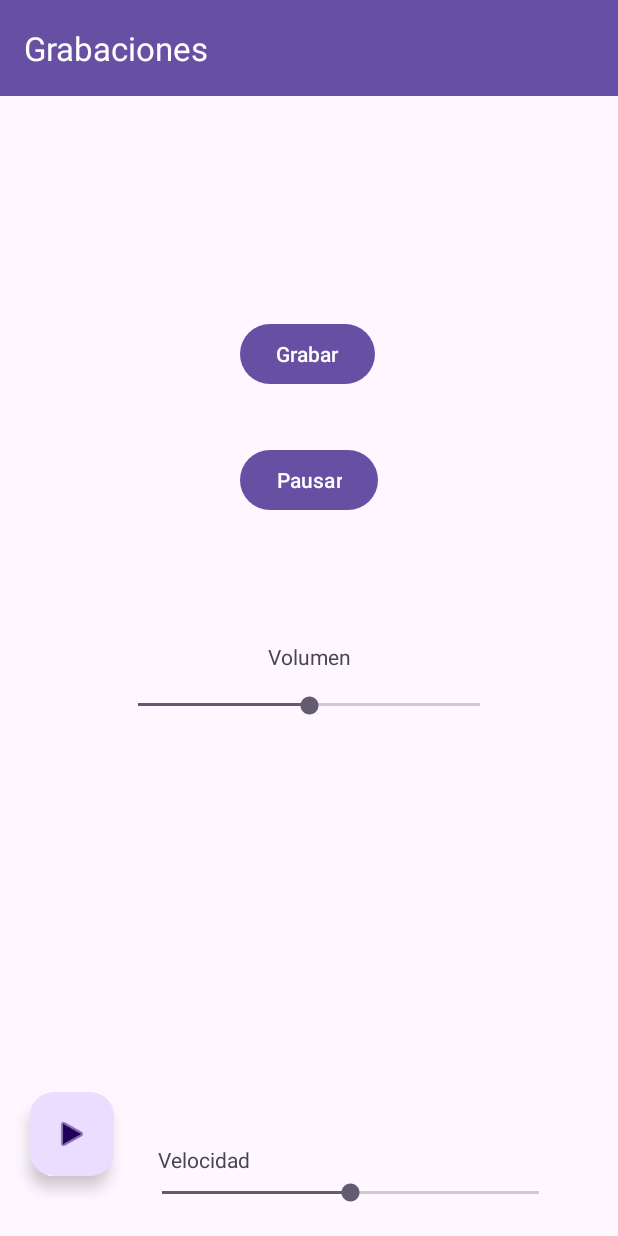
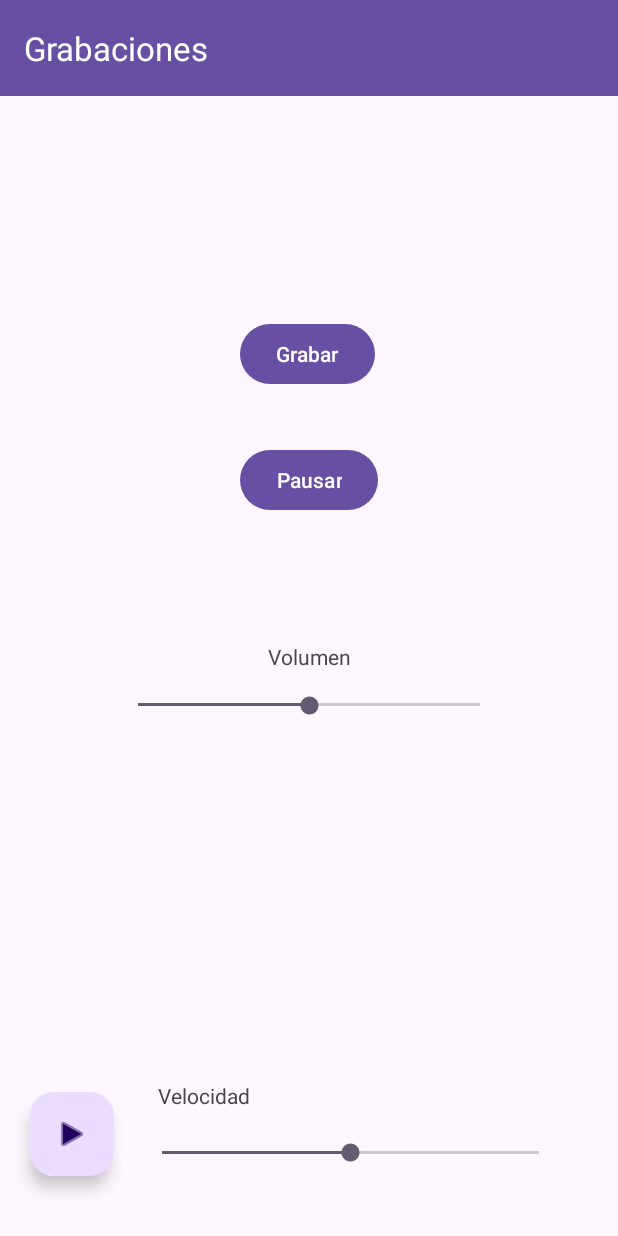
Before and after one commit to SirLuxord/Citas_Medicas_PGV, an Android app: the GrabacionesActivity screen opened directly, with no data from a screen before it, on a phone screen of 412 x 824 dp. Run offline under Robolectric (Android 15) with nearby library versions, the phone set to English and light mode, and no system bars.

Commit message:
Cambios menores de diseño

```diff
--- a/app/src/main/res/layout/activity_grabacion.xml
+++ b/app/src/main/res/layout/activity_grabacion.xml
@@ -73,12 +73,12 @@
             android:layout_width="283dp"
             android:layout_height="25dp"
             android:layout_margin="16dp"
-            android:layout_marginStart="16dp"
-            android:layout_marginBottom="60dp"
+            android:layout_marginStart="20dp"
+            android:layout_marginTop="0dp"
             android:max="200"
             android:progress="100"
-            app:layout_constraintBottom_toBottomOf="parent"
-            app:layout_constraintStart_toEndOf="@+id/fabPlay" />
+            app:layout_constraintStart_toEndOf="@+id/fabPlay"
+            app:layout_constraintTop_toBottomOf="@+id/velocidadView" />
 
         <com.google.android.material.floatingactionbutton.FloatingActionButton
             android:id="@+id/fabPlay"
@@ -96,8 +96,9 @@
             android:layout_width="wrap_content"
             android:layout_height="wrap_content"
             android:layout_marginStart="29dp"
+            android:layout_marginBottom="84dp"
             android:text="Velocidad"
-            app:layout_constraintBottom_toTopOf="@+id/seekBarSpeed"
+            app:layout_constraintBottom_toBottomOf="parent"
             app:layout_constraintEnd_toEndOf="parent"
             app:layout_constraintHorizontal_bias="0.0"
             app:layout_constraintStart_toEndOf="@+id/fabPlay" />
```
